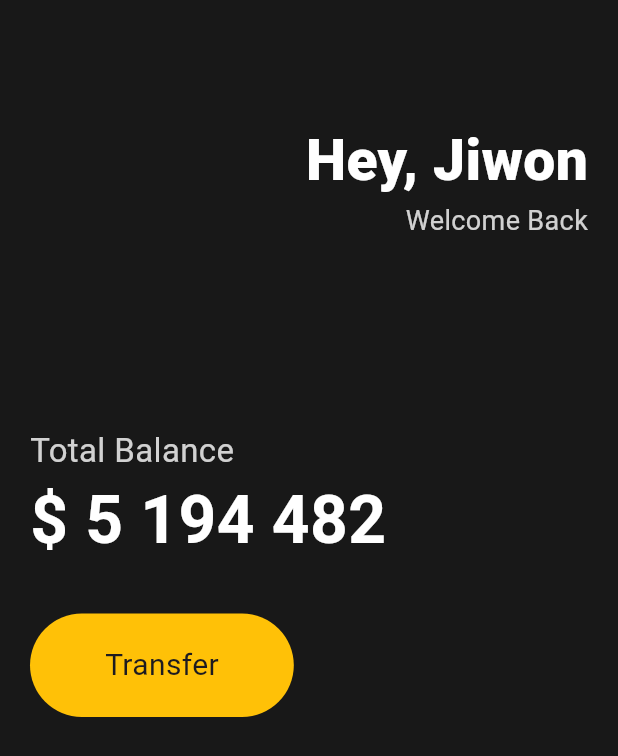
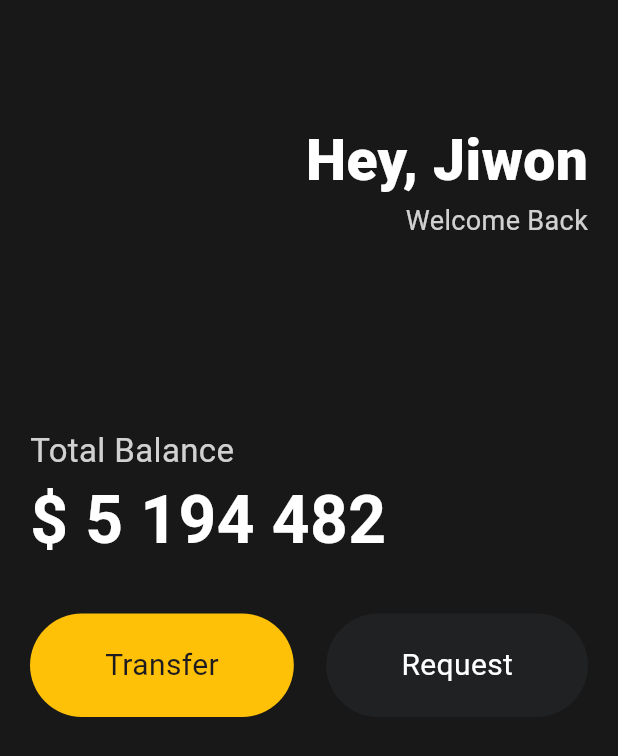
Before and after one commit to kaggle68/flutter_simple_card, a Flutter app: the screen it shows after launch, on a phone screen of 412 x 824 dp. Shown: the top 756 px of the screen. Run offline on Flutter 3.47's test engine with Material 3 defaults, Android fonts, the phone set to English and light mode, and no system bars.

Commit message:
feat: request button sahpe text

```diff
--- a/lib/main.dart
+++ b/lib/main.dart
@@ -66,6 +66,7 @@ class App extends StatelessWidget {
                 height: 30,
               ),
               Row(
+                mainAxisAlignment: MainAxisAlignment.spaceBetween,
                 children: [
                   Container(
                     decoration: BoxDecoration(
@@ -84,6 +85,25 @@ class App extends StatelessWidget {
                         ),
                       ),
                     ),
+                  ),
+                  Container(
+                    decoration: BoxDecoration(
+                      color: const Color(0xff1f2123),
+                      borderRadius: BorderRadius.circular(45),
+                    ),
+                    child: const Padding(
+                      padding: EdgeInsets.symmetric(
+                        vertical: 20,
+                        horizontal: 50,
+                      ),
+                      child: Text(
+                        'Request',
+                        style: TextStyle(
+                          color: Colors.white,
+                          fontSize: 20,
+                        ),
+                      ),
+                    ),
                   )
                 ],
               )
```
